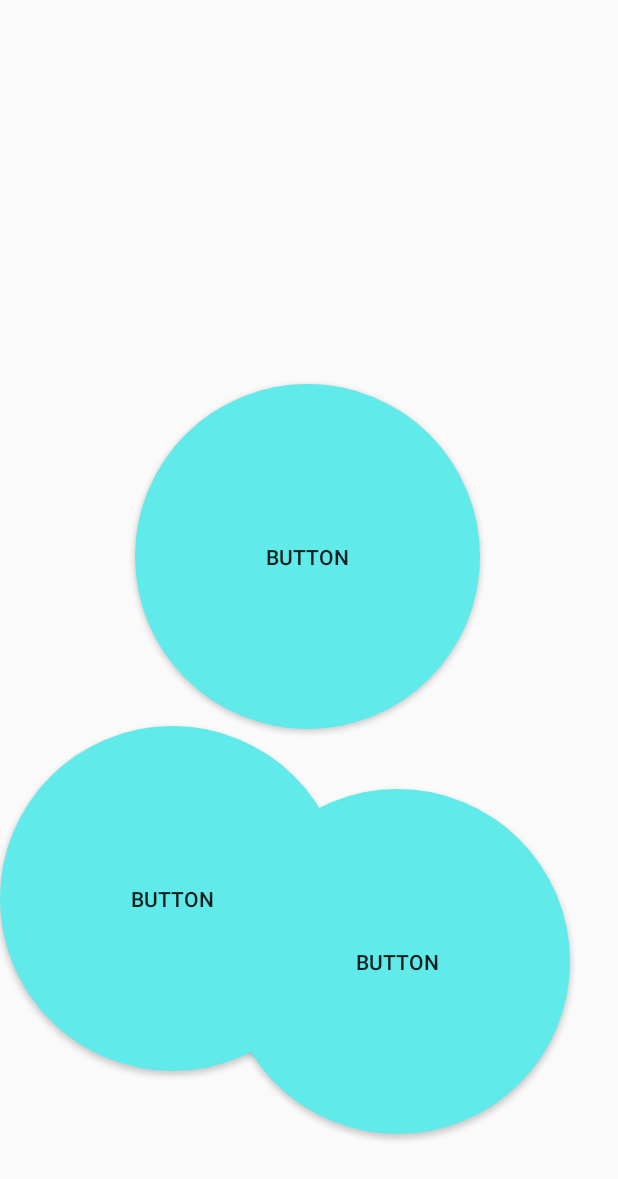
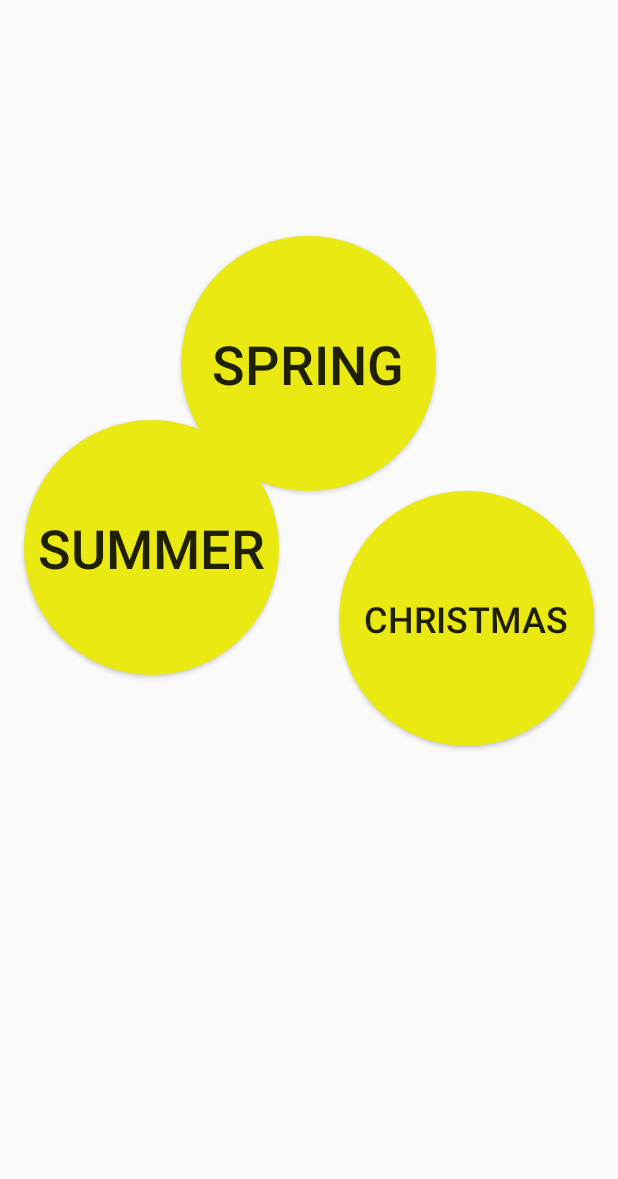
Before and after one commit to poemy2810/poe_maker, an Android app: the layout choice.xml on its own in the app's theme, with its tools: preview values and no code run, on a phone screen of 412 x 824 dp. Shown: the top 1179 px of the screen. Run offline under Robolectric (Android 15) with nearby library versions, the light colour scheme and no system bars.

```diff
--- a/app/src/main/res/drawable/round_button.xml
+++ b/app/src/main/res/drawable/round_button.xml
@@ -5,7 +5,7 @@
         android:width = "150dp"
         android:height="150dp"/>
 
-    <solid android:color = "#61eaea" />
+    <solid android:color = "#eaea12" />
 
 
 </shape>
--- a/app/src/main/res/layout/choice.xml
+++ b/app/src/main/res/layout/choice.xml
@@ -11,39 +11,43 @@
 
         <Button
             android:id="@+id/spring"
-            android:layout_width="230dp"
-            android:layout_height="230dp"
-            android:layout_marginTop="484dp"
+            android:layout_width="170dp"
+            android:layout_height="170dp"
+            android:layout_marginStart="16dp"
+            android:layout_marginTop="280dp"
             android:background="@drawable/round_button"
-            android:text="Button"
+            android:text="SUMMER"
+            android:textSize="36sp"
             app:layout_constraintStart_toStartOf="parent"
             app:layout_constraintTop_toTopOf="parent" />
 
         <Button
             android:id="@+id/summer"
-            android:layout_width="230dp"
-            android:layout_height="230dp"
-            android:layout_marginEnd="32dp"
-            android:layout_marginBottom="27dp"
+            android:layout_width="170dp"
+            android:layout_height="170dp"
+            android:layout_marginEnd="16dp"
             android:background="@drawable/round_button"
-            android:text="Button"
+            android:text="CHRISTMAS"
+            android:textSize="24sp"
             app:layout_constraintBottom_toBottomOf="parent"
             app:layout_constraintEnd_toEndOf="parent"
-            app:layout_constraintTop_toBottomOf="@+id/christmas" />
+            app:layout_constraintTop_toTopOf="parent" />
 
         <Button
             android:id="@+id/christmas"
-            android:layout_width="230dp"
-            android:layout_height="230dp"
+            android:layout_width="170dp"
+            android:layout_height="170dp"
             android:layout_marginStart="171dp"
-            android:layout_marginTop="215dp"
+            android:layout_marginTop="100dp"
             android:layout_marginEnd="177dp"
             android:background="@drawable/round_button"
-            android:text="Button"
+            android:text="Spring"
+            android:textSize="36sp"
             app:layout_constraintBottom_toTopOf="@+id/summer"
             app:layout_constraintEnd_toEndOf="@+id/summer"
-            app:layout_constraintHorizontal_bias="0.412"
+            app:layout_constraintHorizontal_bias="0.485"
             app:layout_constraintStart_toStartOf="@+id/spring"
-            app:layout_constraintTop_toTopOf="parent" />
+            app:layout_constraintTop_toTopOf="parent"
+            app:layout_constraintVertical_bias="1.0" />
     </androidx.constraintlayout.widget.ConstraintLayout>
 </LinearLayout>
```
Also changed, not shown: app/src/main/java/app/okamoto/poemy/makeitpoemy/MainActivity.kt (+27 -3 lines), app/src/main/res/layout/activity_main.xml (+11 -1 lines), app/src/main/res/values/array.xml (added, +11 -0 lines), app/src/main/res/drawable/summer1.jpg (added), app/src/main/res/drawable/summer2.jpg (added), app/src/main/res/drawable/summer3.jpg (added), app/src/main/res/drawable/summer4.jpeg (added), app/src/main/res/drawable/summer5.jpg (added).
